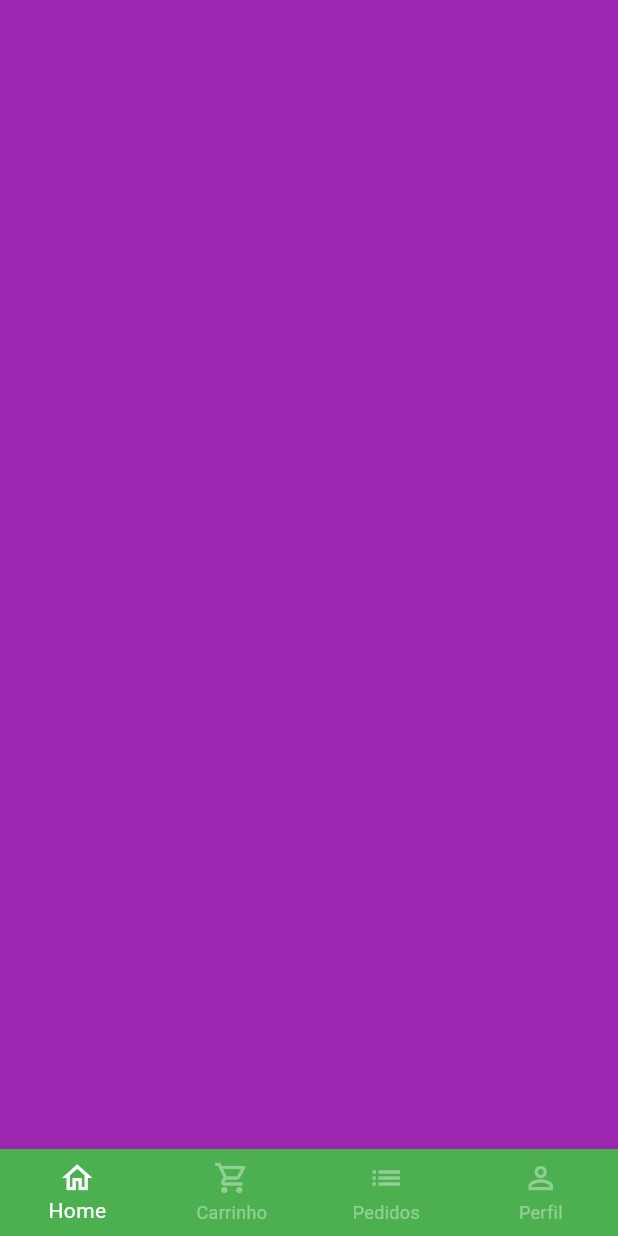
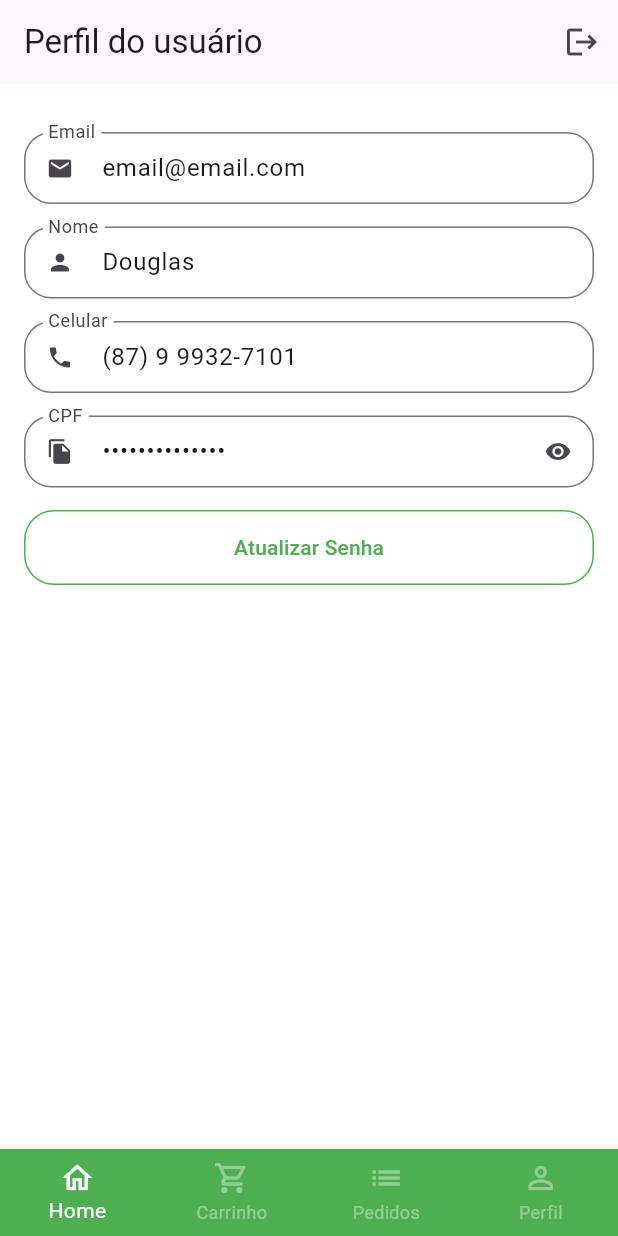
Before and after one commit to douglaskks/app_quitanda, a Flutter app: the BaseScreen screen opened directly, swiped to page 4, on a phone screen of 412 x 824 dp. Run offline on Flutter 3.47's test engine with Material 3 defaults, Android fonts, the phone set to English and light mode, and no system bars; our stand-ins replace animated_text_kit, badges, mask_text_input_formatter.

Commit message:
Tela de Perfil concluida

```diff
--- /dev/null
+++ b/lib/src/Models/user_model.dart
@@ -0,0 +1,15 @@
+class UserModel {
+  String name;
+  String email;
+  String phone;
+  String cpf;
+  String passoword;
+
+  UserModel({
+    required this.phone,
+    required this.cpf,
+    required this.email,
+    required this.name,
+    required this.passoword,
+  });
+}
--- /dev/null
+++ b/lib/src/Pages/Profile/profile_tab.dart
@@ -0,0 +1,177 @@
+import 'package:app_quitanda/src/Pages/common_widgets/custom_text_fields.dart';
+import 'package:flutter/cupertino.dart';
+import 'package:flutter/material.dart';
+import 'package:app_quitanda/src/config/app_data.dart' as appData;
+
+class ProfileTab extends StatefulWidget {
+  const ProfileTab({super.key});
+
+  @override
+  State<ProfileTab> createState() => _ProfileTabState();
+}
+
+class _ProfileTabState extends State<ProfileTab> {
+  @override
+  Widget build(BuildContext context) {
+    return Scaffold(
+      appBar: AppBar(
+        title: const Text(
+          'Perfil do usuário',
+        ),
+        actions: [
+          IconButton(
+            onPressed: () {},
+            icon: const Icon(
+              Icons.logout,
+            ),
+          ),
+        ],
+      ),
+      body: ListView(
+        physics: const BouncingScrollPhysics(),
+        padding: const EdgeInsets.fromLTRB(16, 32, 16, 16),
+        children: [
+          //Email
+          CustomTextField(
+            readOnly: true,
+            initialValue: appData.user.email,
+            icon: Icons.email,
+            label: 'Email',
+          ),
+
+          //Nome
+          CustomTextField(
+            readOnly: true,
+            initialValue: appData.user.name,
+            icon: Icons.person,
+            label: 'Nome',
+          ),
+
+          //Celular
+          CustomTextField(
+            readOnly: true,
+            initialValue: appData.user.phone,
+            icon: Icons.phone,
+            label: 'Celular',
+          ),
+
+          //CPF
+          CustomTextField(
+            readOnly: true,
+            initialValue: appData.user.cpf,
+            icon: Icons.file_copy,
+            label: 'CPF',
+            isSecret: true,
+          ),
+
+          //Botão ( Atualizar Senha )
+          SizedBox(
+            height: 50,
+            child: OutlinedButton(
+                style: OutlinedButton.styleFrom(
+                  side: const BorderSide(
+                    color: Colors.green,
+                  ),
+                  shape: RoundedRectangleBorder(
+                    borderRadius: BorderRadius.circular(20),
+                  ),
+                ),
+                onPressed: () {
+                  updatePassword();
+                },
+                child: const Text(
+                  'Atualizar Senha',
+                  style: TextStyle(
+                    color: Colors.green,
+                  ),
+                )),
+          )
+        ],
+      ),
+    );
+  }
+
+  Future<bool?> updatePassword() {
+    return showDialog(
+        context: context,
+        builder: (context) {
+          return Dialog(
+            shape: RoundedRectangleBorder(
+              borderRadius: BorderRadius.circular(
+                20,
+              ),
+            ),
+            child: Stack(
+              children: [
+                Padding(
+                  padding: const EdgeInsets.all(16),
+                  child: Column(
+                    crossAxisAlignment: CrossAxisAlignment.stretch,
+                    mainAxisSize: MainAxisSize.min,
+                    children: [
+                      const Padding(
+                        padding: EdgeInsets.symmetric(
+                          vertical: 12,
+                        ),
+                        child: Text(
+                          'Atualização de Senha',
+                          textAlign: TextAlign.center,
+                          style: TextStyle(
+                            fontSize: 18,
+                            fontWeight: FontWeight.bold,
+                          ),
+                        ),
+                      ),
+                      const CustomTextField(
+                        isSecret: true,
+                        icon: Icons.lock,
+                        label: 'Senha atual',
+                      ),
+                      const CustomTextField(
+                        isSecret: true,
+                        icon: Icons.lock_outline,
+                        label: 'Nova Senha',
+                      ),
+                      const CustomTextField(
+                        isSecret: true,
+                        icon: Icons.lock_outline,
+                        label: 'Confirmar Senha',
+                      ),
+
+                      // Botão de confirmação
+                      SizedBox(
+                        height: 45,
+                        child: ElevatedButton(
+                          style: ElevatedButton.styleFrom(
+                            shape: RoundedRectangleBorder(
+                              borderRadius: BorderRadius.circular(
+                                20,
+                              ),
+                            ),
+                          ),
+                          onPressed: () {},
+                          child: const Text(
+                            'Atualizar',
+                          ),
+                        ),
+                      )
+                    ],
+                  ),
+                ),
+                Positioned(
+                    top: 5,
+                    right: 5,
+                    child: IconButton(
+                      onPressed: () {
+                        Navigator.of(context).pop();
+                      },
+                      icon: const Icon(
+                        Icons.close,
+                      ),
+                    ))
+              ],
+            ),
+          );
+        });
+  }
+}
--- a/lib/src/Pages/auth/components/sign_In_Screen.dart
+++ b/lib/src/Pages/auth/components/sign_In_Screen.dart
@@ -1,6 +1,6 @@
 import 'package:animated_text_kit/animated_text_kit.dart';
 import 'package:app_quitanda/src/Pages/auth/components/sign_up_Screen.dart';
-import 'package:app_quitanda/src/config/custom_text_fields.dart';
+import 'package:app_quitanda/src/Pages/common_widgets/custom_text_fields.dart';
 import 'package:app_quitanda/src/config/custom_colors.dart';
 import 'package:app_quitanda/src/Pages/base/base_screnn.dart';
 import 'package:flutter/cupertino.dart';
--- a/lib/src/Pages/auth/components/sign_up_Screen.dart
+++ b/lib/src/Pages/auth/components/sign_up_Screen.dart
@@ -1,5 +1,5 @@
 import 'package:app_quitanda/src/config/custom_colors.dart';
-import 'package:app_quitanda/src/config/custom_text_fields.dart';
+import 'package:app_quitanda/src/Pages/common_widgets/custom_text_fields.dart';
 import 'package:flutter/cupertino.dart';
 import 'package:flutter/material.dart';
 import 'package:flutter/widgets.dart';
--- a/lib/src/Pages/base/base_screnn.dart
+++ b/lib/src/Pages/base/base_screnn.dart
@@ -1,3 +1,4 @@
+import 'package:app_quitanda/src/Pages/Profile/profile_tab.dart';
 import 'package:app_quitanda/src/Pages/cart/cart_tab.dart';
 import 'package:app_quitanda/src/Pages/home/home_tab.dart';
 import 'package:flutter/cupertino.dart';
@@ -27,9 +28,7 @@ class _BaseScreenState extends State<BaseScreen> {
           Container(
             color: Colors.blue,
           ),
-          Container(
-            color: Colors.purple,
-          ),
+          const ProfileTab(),
         ],
       ),
       bottomNavigationBar: BottomNavigationBar(
--- a/lib/src/config/custom_text_fields.dart
+++ b/lib/src/Pages/common_widgets/custom_text_fields.dart
@@ -7,6 +7,8 @@ class CustomTextField extends StatefulWidget {
   final String label;
   final bool isSecret;
   final List<TextInputFormatter>? inputFormatters;
+  final String? initialValue;
+  final bool readOnly;
 
   const CustomTextField({
     super.key,
@@ -14,6 +16,8 @@ class CustomTextField extends StatefulWidget {
     required this.label,
     this.isSecret = false,
     this.inputFormatters,
+    this.initialValue,
+    this.readOnly = false,
   });
 
   @override
@@ -36,6 +40,8 @@ class _CustomTextFieldState extends State<CustomTextField> {
     return Padding(
       padding: const EdgeInsets.only(bottom: 15),
       child: TextFormField(
+        readOnly: widget.readOnly,
+        initialValue: widget.initialValue,
         inputFormatters: widget.inputFormatters,
         obscureText: isObscure,
         decoration: InputDecoration(
--- a/lib/src/config/app_data.dart
+++ b/lib/src/config/app_data.dart
@@ -1,5 +1,6 @@
 import 'package:app_quitanda/src/Models/cart_item_model.dart';
 import 'package:app_quitanda/src/Models/item_model.dart';
+import 'package:app_quitanda/src/Models/user_model.dart';
 
 ItemModel apple = ItemModel(
   itemName: 'Maçã',
@@ -86,3 +87,11 @@ List<CartItemModel> cartItems = [
     quantity: 3,
   ),
 ];
+
+UserModel user = UserModel(
+  phone: '(87) 9 9932-7101',
+  cpf: '123.456.789-00',
+  email: 'email@email.com',
+  name: 'Douglas',
+  passoword: '',
+);
```
